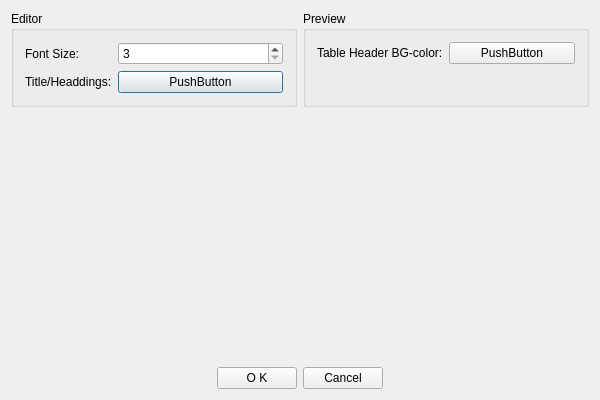
Before: the Qt Designer form viMarkdown/viMarkdown/SettingsDialog.ui in shigmas/viMarkdown, drawn with Qt 5.
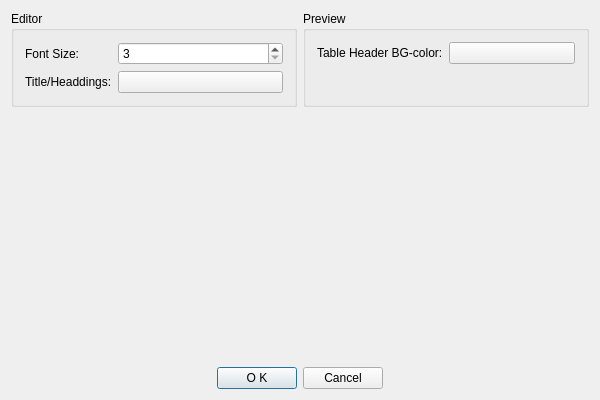
After: the same form once the commit is applied.

Commit message: 0589 ◎ C 02/04 02/04 01025│ToDo│設定ダイアログ：【 O K 】をデフォルトボタンに

Diff of the .ui file:
```diff
--- a/viMarkdown/viMarkdown/SettingsDialog.ui
+++ b/viMarkdown/viMarkdown/SettingsDialog.ui
@@ -54,7 +54,7 @@
           <item row="1" column="1">
            <widget class="QPushButton" name="headingsColorPB">
             <property name="text">
-             <string>PushButton</string>
+             <string/>
             </property>
            </widget>
           </item>
@@ -77,7 +77,7 @@
           <item row="0" column="1">
            <widget class="QPushButton" name="pushButton_4">
             <property name="text">
-             <string>PushButton</string>
+             <string/>
             </property>
            </widget>
           </item>
@@ -119,6 +119,9 @@
          <property name="text">
           <string>O K</string>
          </property>
+         <property name="default">
+          <bool>true</bool>
+         </property>
         </widget>
        </item>
        <item>
```
The commit also changes 1 other file.
